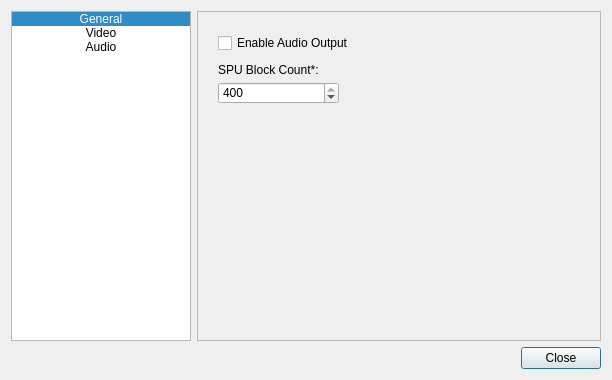
Qt form Source/ui_qt/Qt_ui/settingsdialog.ui (jpd002/Play-) before a commit.
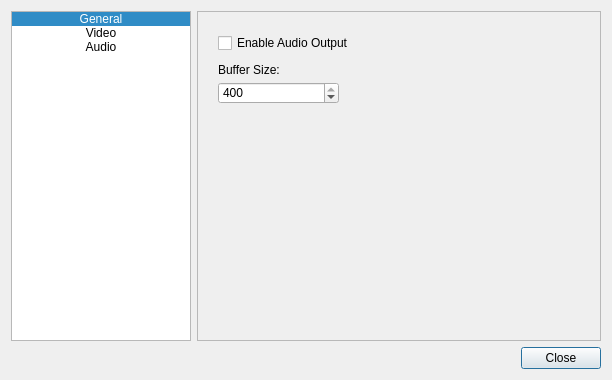
The same form after that commit. The open tabs and pages were chosen to show the change. Icons and pictures are not drawn.

Diff of the .ui file:
```diff
--- a/Source/ui_qt/Qt_ui/settingsdialog.ui
+++ b/Source/ui_qt/Qt_ui/settingsdialog.ui
@@ -292,7 +292,7 @@
         </rect>
        </property>
        <property name="text">
-        <string>SPU Block Count*:</string>
+        <string>Buffer Size:</string>
        </property>
       </widget>
      </widget>
```
